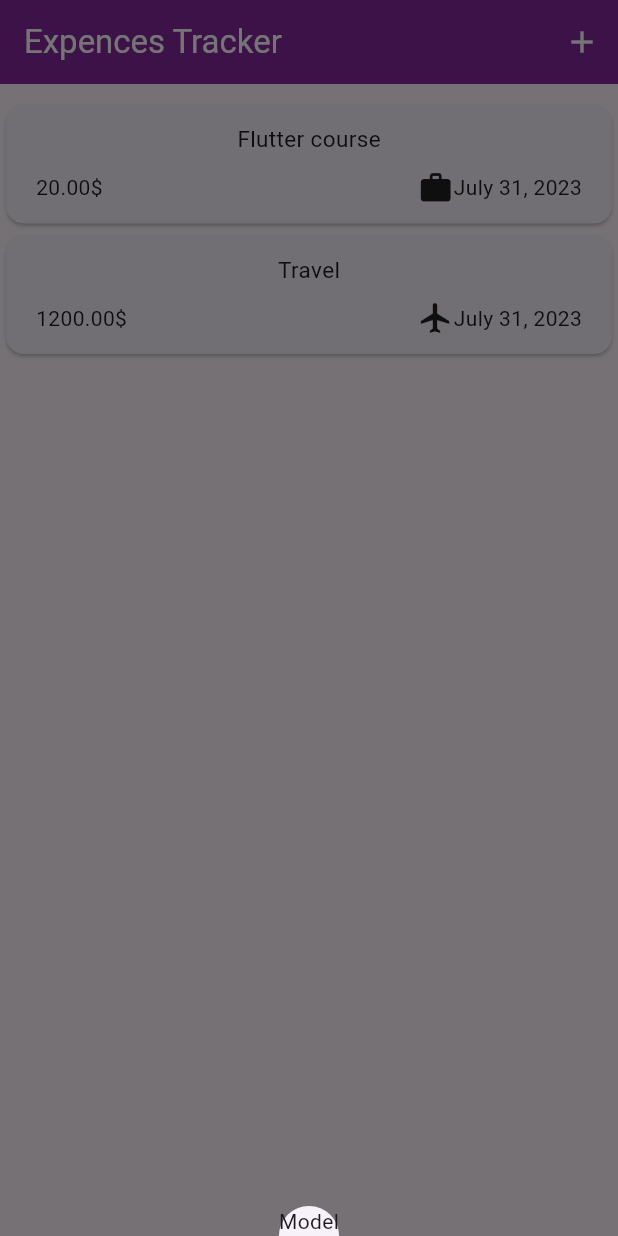
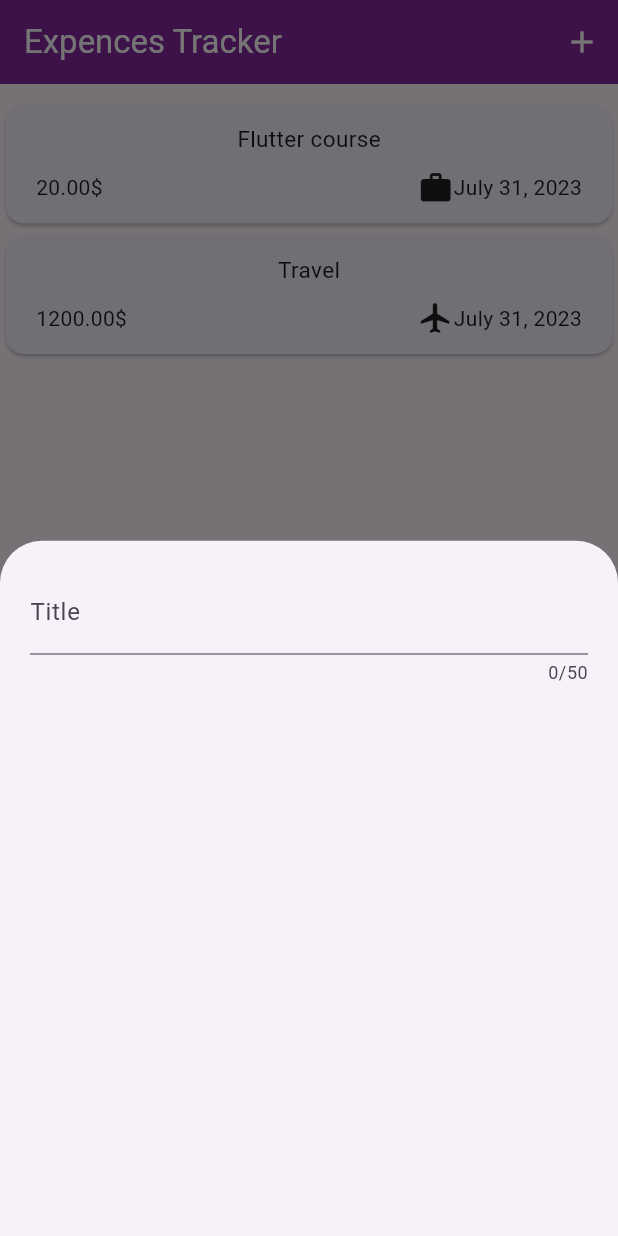
Before and after one commit to HachemiIbrahim/expences-tracker, a Flutter app: the screen it shows after launch, after a tap on the "add" icon, on a phone screen of 412 x 824 dp. Run offline on Flutter 3.47's test engine with Material 2 defaults, Android fonts, the light colour scheme and no system bars.

Commit message:
text_input

```diff
--- a/lib/widgets/expences.dart
+++ b/lib/widgets/expences.dart
@@ -1,3 +1,4 @@
+import 'package:expences_tracker/widgets/new_expence.dart';
 import 'package:flutter/material.dart';
 import 'package:expences_tracker/model/expence_model.dart';
 import 'package:expences_tracker/widgets/expences_liste.dart';
@@ -29,7 +30,7 @@ class _ExpencesState extends State<Expences> {
   void _AddExpence() {
     showModalBottomSheet(
       context: context,
-      builder: (context) => const Text("Model"),
+      builder: (context) => const NewExpence(),
     );
   }
 
--- /dev/null
+++ b/lib/widgets/new_expence.dart
@@ -0,0 +1,30 @@
+import 'package:flutter/material.dart';
+
+class NewExpence extends StatefulWidget {
+  const NewExpence({super.key});
+
+  @override
+  State<StatefulWidget> createState() {
+    return _NewExpenceState();
+  }
+}
+
+class _NewExpenceState extends State {
+  @override
+  Widget build(BuildContext context) {
+    return const Padding(
+      padding: EdgeInsets.all(20),
+      child: Column(
+        children: [
+          TextField(
+            maxLength: 50,
+            keyboardType: TextInputType.name,
+            decoration: InputDecoration(
+              label: Text("Title"),
+            ),
+          ),
+        ],
+      ),
+    );
+  }
+}
```
